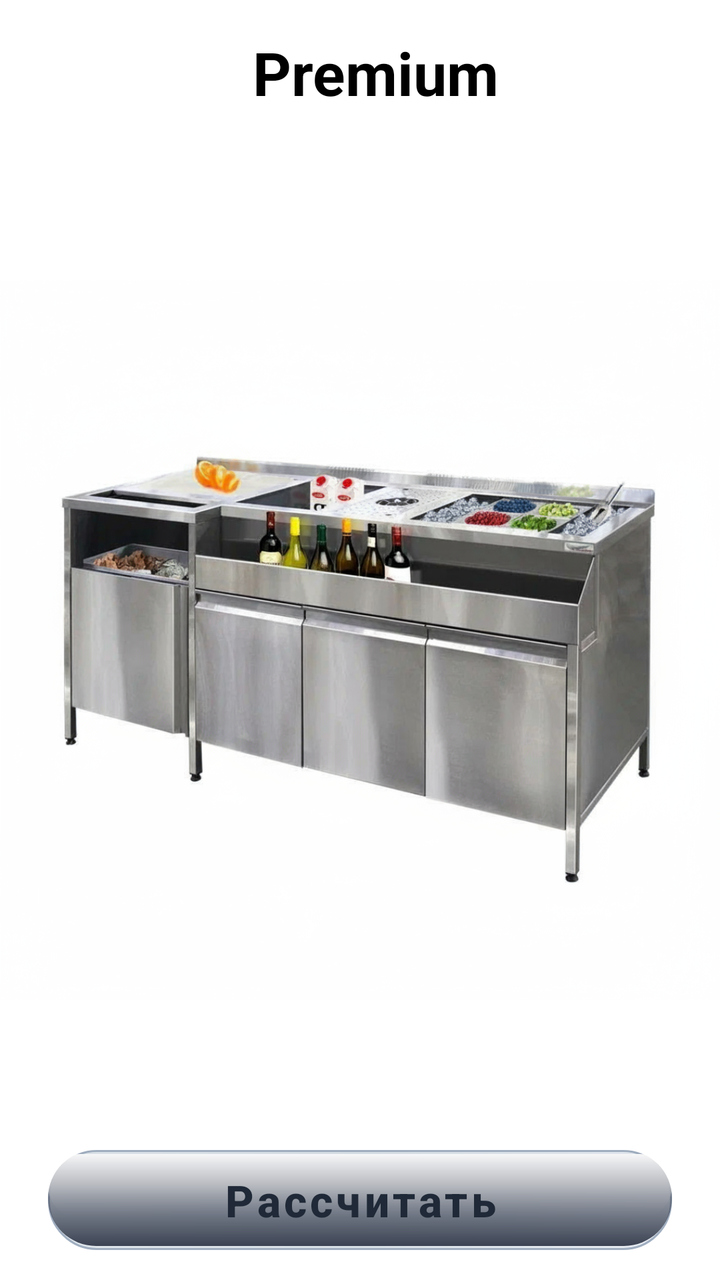
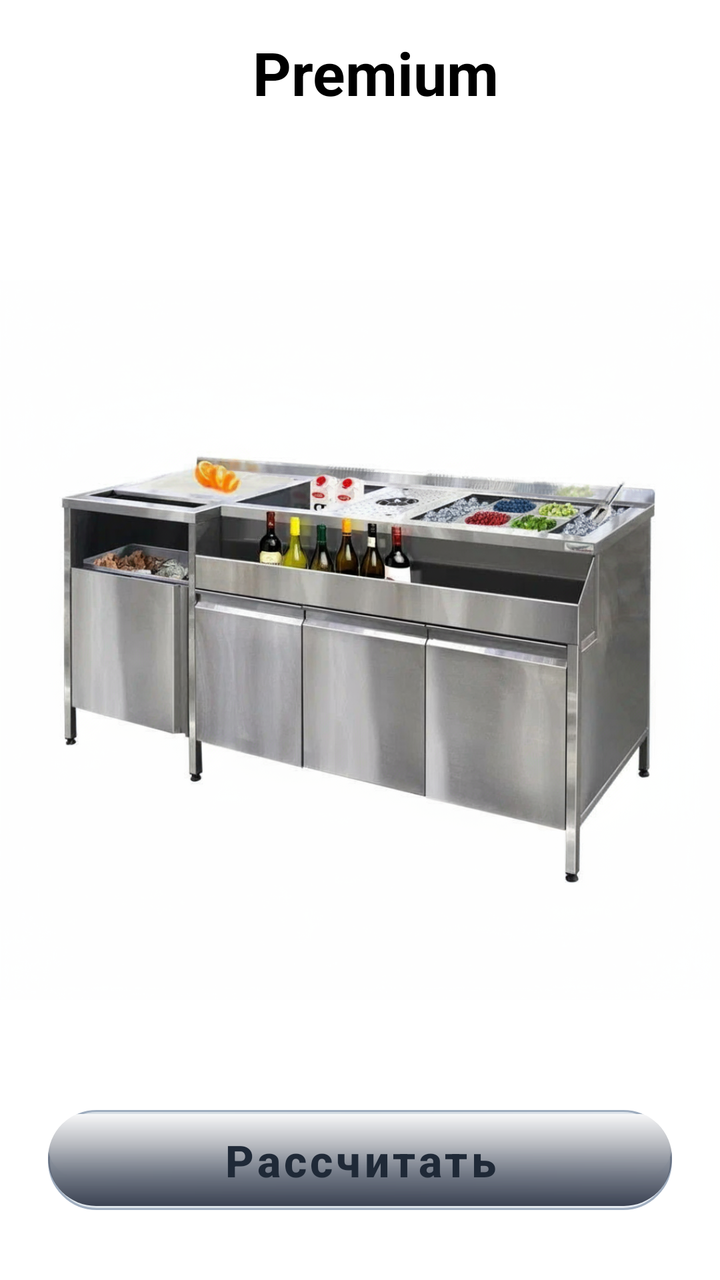

An Android layout rendered at two revisions. The XML below is the earlier revision; the diff shows what the commit changed to produce the second picture.
<!-- AndroidManifest.xml: application theme Theme.YourBar -->
<!-- res/layout/fragment_premium.xml -->
<?xml version="1.0" encoding="utf-8"?>
<androidx.constraintlayout.widget.ConstraintLayout
    xmlns:android="http://schemas.android.com/apk/res/android"
    xmlns:app="http://schemas.android.com/apk/res-auto"
    android:layout_width="match_parent"
    android:layout_height="match_parent"
    android:id="@+id/premium">

    <ImageView
        android:id="@+id/imageView"
        android:layout_width="0dp"
        android:layout_height="0dp"
        android:scaleType="fitCenter"
        android:background="@color/white"
        android:contentDescription="Premium"
        app:layout_constraintTop_toTopOf="parent"
        app:layout_constraintBottom_toBottomOf="parent"
        app:layout_constraintStart_toStartOf="parent"
        app:layout_constraintEnd_toEndOf="parent"
        android:src="@drawable/img_premium" />

    <TextView
        android:id="@+id/textViewBudget"
        android:layout_width="wrap_content"
        android:layout_height="wrap_content"
        android:layout_marginStart="16dp"
        android:layout_marginTop="16dp"
        android:elevation="4dp"
        android:text="@string/premium"
        android:textColor="@color/black"
        android:textSize="30sp"
        android:textStyle="bold"
        app:layout_constraintStart_toStartOf="parent"
        app:layout_constraintEnd_toEndOf="parent"
        app:layout_constraintTop_toTopOf="parent"
        app:layout_constraintHorizontal_bias="0.5" />


    <com.google.android.material.button.MaterialButton
        android:id="@+id/calculate_btn_premium"
        android:layout_width="0dp"
        android:layout_height="50dp"
        android:layout_marginStart="24dp"
        android:layout_marginEnd="24dp"
        android:layout_marginBottom="15dp"
        android:background="@drawable/btn_steel_shiny"
        android:letterSpacing="0.08"
        android:text="@string/calculate"
        android:textColor="#1F2937"
        android:textSize="22sp"
        android:textStyle="bold"
        app:backgroundTint="@null"
        app:layout_constraintBottom_toBottomOf="parent"
        app:layout_constraintEnd_toEndOf="parent"
        app:layout_constraintStart_toStartOf="parent"
        app:rippleColor="#40000000" />
</androidx.constraintlayout.widget.ConstraintLayout>
<!-- resources referenced by this layout -->
<resources>
  <color name="black">#FF000000</color>
  <color name="white">#FFFFFFFF</color>
  <!-- drawable btn_steel_shiny (drawable) -->
  <layer-list xmlns:android="http://schemas.android.com/apk/res/android">
  
      
      <item>
          <shape android:shape="rectangle">
              <corners android:radius="24dp" />
              
              <gradient
                  android:angle="135"
                  android:startColor="#E8EDF3"
              android:centerColor="#D9E1E8"
              android:endColor="#E0E7ED"
              android:type="linear" />
              <stroke android:width="1dp" android:color="#A0AEC0" />
          </shape>
      </item>
  
      
      <item android:top="2dp" android:bottom="16dp">
          <shape android:shape="rectangle">
              <corners android:radius="24dp" />
              <gradient
                  android:angle="-45"
                  android:startColor="#FFFFFF"
                  android:centerColor="#FFFFFF"
                  android:endColor="#00000000"
                  android:type="linear"
                  android:gradientRadius="100dp" />
          </shape>
      </item>
  
      
      <item android:bottom="2dp">
          <shape android:shape="rectangle">
              <corners android:radius="24dp" />
              <gradient
                  android:angle="270"
                  android:startColor="#00000000"
                  android:endColor="#3B4252"
              android:type="linear" />
          </shape>
      </item>
  </layer-list>
  <!-- drawable img_premium: png bitmap (drawable, 1009564 bytes) -->
  <string name="calculate">Рассчитать</string>
  <string name="premium">Premium</string>
  <style name="Theme.YourBar" parent="Base.Theme.YourBar" />
  <style name="Base.Theme.YourBar" parent="Theme.Material3.DayNight.NoActionBar">
          
          <item name="android:navigationBarColor">@color/white</item>
  
          
          <item name="android:windowLightNavigationBar" tools:targetApi="o_mr1">true</item>
  
          
          <item name="elevationOverlayEnabled">false</item>
      </style>
</resources>

<!-- the commit's change to res/layout/fragment_premium.xml (unified diff, before → after) -->
@@ -42,7 +42,7 @@
         android:layout_height="50dp"
         android:layout_marginStart="24dp"
         android:layout_marginEnd="24dp"
-        android:layout_marginBottom="15dp"
+        android:layout_marginBottom="35dp"
         android:background="@drawable/btn_steel_shiny"
         android:letterSpacing="0.08"
         android:text="@string/calculate"
